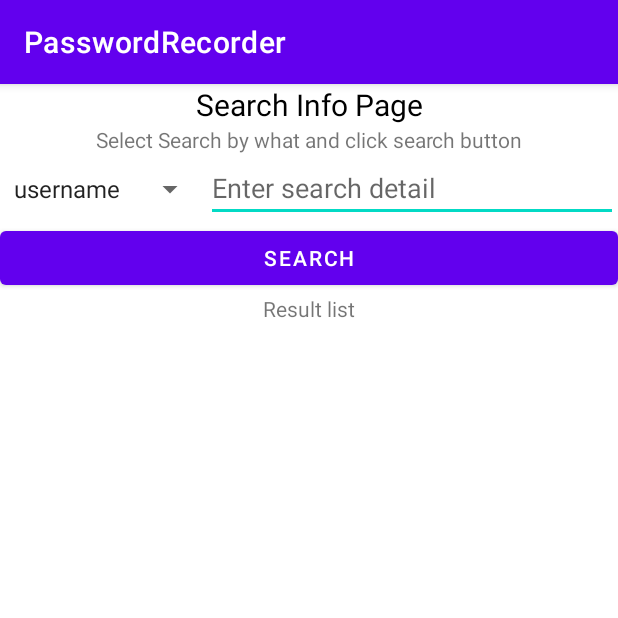
After one commit to kylinlee1221/PasswordRecorderv2, an Android app: the SearchInfoActivity screen opened directly, with no data from a screen before it, on a phone screen of 412 x 824 dp, the top half of it. The commit adds this screen. Run offline under Robolectric (Android 15) with nearby library versions, the phone set to English and light mode, and no system bars.

Commit message:
SearchInfoActivity finished

```diff
--- a/app/src/main/AndroidManifest.xml
+++ b/app/src/main/AndroidManifest.xml
@@ -9,6 +9,9 @@
         android:roundIcon="@drawable/icon"
         android:supportsRtl="true"
         android:theme="@style/Theme.PasswordRecorderv2">
+        <activity
+            android:name=".SearchInfoActivity"
+            android:exported="false" />
         <activity
             android:name=".ManageInfoActivity"
             android:exported="false" />
--- /dev/null
+++ b/app/src/main/res/layout/activity_search_info.xml
@@ -0,0 +1,90 @@
+<?xml version="1.0" encoding="utf-8"?>
+<RelativeLayout xmlns:android="http://schemas.android.com/apk/res/android"
+    xmlns:app="http://schemas.android.com/apk/res-auto"
+    xmlns:tools="http://schemas.android.com/tools"
+    android:layout_width="match_parent"
+    android:layout_height="match_parent"
+    android:orientation="vertical"
+    tools:context=".SearchInfoActivity">
+
+    <TextView
+        android:layout_width="match_parent"
+        android:layout_height="wrap_content"
+        android:id="@+id/TV_SearchInfo_Title"
+        android:text="@string/SearchInfo_Title"
+        android:textAlignment="center"
+        android:textSize="20sp"
+        android:textColor="@android:color/black"/>
+
+    <TextView
+        android:layout_width="match_parent"
+        android:layout_height="wrap_content"
+        android:layout_below="@id/TV_SearchInfo_Title"
+        android:id="@+id/TV_SearchInfo_Hint"
+        android:text="@string/SearchInfo_Hint"
+        android:textAlignment="center"/>
+
+    <LinearLayout
+        android:layout_width="match_parent"
+        android:layout_height="wrap_content"
+        android:id="@+id/LL_SearchBanner_Mid"
+        android:orientation="horizontal"
+        android:layout_below="@id/TV_SearchInfo_Hint">
+
+        <Spinner
+            android:layout_width="match_parent"
+            android:layout_height="wrap_content"
+            android:layout_weight="2"
+            android:id="@+id/SP_SearchCategory"
+            android:entries="@array/search_category"
+            android:spinnerMode="dropdown"
+            android:textAlignment="center"
+            android:textSize="12sp"/>
+        <EditText
+            android:layout_width="match_parent"
+            android:layout_height="wrap_content"
+            android:layout_weight="1"
+            android:id="@+id/ET_SearchInfo_Detail"
+            android:inputType="text"
+            android:hint="@string/SearchInfoHint"/>
+        <Button
+            android:layout_width="match_parent"
+            android:layout_height="wrap_content"
+            android:layout_weight="1"
+            android:visibility="gone"
+            android:id="@+id/BT_DatePicker"
+            android:text="@string/SearchInfo_DatePicker"/>
+        <Spinner
+            android:layout_width="match_parent"
+            android:layout_height="wrap_content"
+            android:layout_weight="1"
+            android:id="@+id/SP_WebPlace_Search"
+            android:entries="@array/register_Place"
+            android:spinnerMode="dropdown"
+            android:textSize="12sp"
+            android:visibility="gone"/>
+    </LinearLayout>
+
+    <Button
+        android:layout_width="match_parent"
+        android:layout_height="wrap_content"
+        android:layout_below="@id/LL_SearchBanner_Mid"
+        android:id="@+id/BT_SearchInfo"
+        android:text="@string/Search_Btn"/>
+
+    <TextView
+        android:layout_width="match_parent"
+        android:layout_height="wrap_content"
+        android:layout_below="@id/BT_SearchInfo"
+        android:id="@+id/TV_SearchInfo_Result"
+        android:text="@string/SearchInfo_Result"
+        android:textAlignment="center"/>
+
+    <ListView
+        android:layout_width="match_parent"
+        android:layout_height="wrap_content"
+        android:layout_below="@id/TV_SearchInfo_Result"
+        android:id="@+id/LV_SearchResult"
+        android:transcriptMode="alwaysScroll"/>
+
+</RelativeLayout>
--- a/app/src/main/res/values/strings.xml
+++ b/app/src/main/res/values/strings.xml
@@ -4,6 +4,7 @@
     <string name="addInfo_Hint">Add Info</string>
     <string name="viewInfo_Hint">View &amp; Copy Info</string>
     <string name="manageInfo_Btn">Manage Info</string>
+    <string name="searchInfo_Btn">Search Info</string>
     <string name="addInPage_Hint">Must input with star sign</string>
     <string name="Username_Title">Username: (*)</string>
     <string name="Username_Hint">Input username here</string>
@@ -31,6 +32,12 @@
     <string name="Back_Btn">Back</string>
     <string name="Delete_Btn">Delete</string>
     <string name="Modify_Btn">Modify</string>
+    <string name="SearchInfo_Title">Search Info Page</string>
+    <string name="SearchInfo_Hint">Select Search by what and click search button</string>
+    <string name="SearchInfoHint">Enter search detail</string>
+    <string name="SearchInfo_DatePicker">click to chose date</string>
+    <string name="Search_Btn">Search</string>
+    <string name="SearchInfo_Result">Result list</string>
     <string-array name="register_Place">
         <item>Google</item>
         <item>Facebook</item>
@@ -48,4 +55,10 @@
         <item>Netease</item>
         <item>other</item>
     </string-array>
+    <string-array name="search_category">
+        <item>username</item>
+        <item>register place</item>
+        <item>phone number</item>
+        <item>add in date</item>
+    </string-array>
 </resources>
```
Also changed, not shown: app/src/main/java/cn/kylin/passwordRecorderv2/MainActivity.java (+6 -1 lines), app/src/main/java/cn/kylin/passwordRecorderv2/ManageInfoActivity.java (+12 -0 lines), app/src/main/java/cn/kylin/passwordRecorderv2/SearchInfoActivity.java (added, +241 -0 lines), app/src/main/java/cn/kylin/passwordRecorderv2/db/AccountInfoDBDao.java (+92 -0 lines), app/src/main/res/layout/activity_main.xml (+7 -0 lines), 1 other file.
